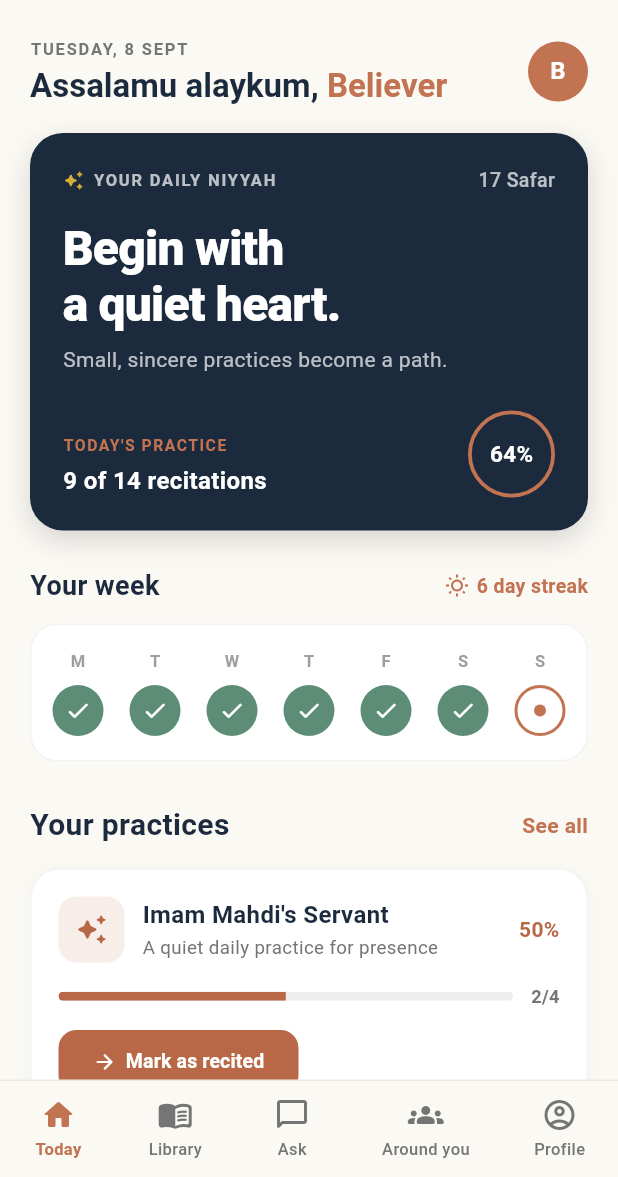
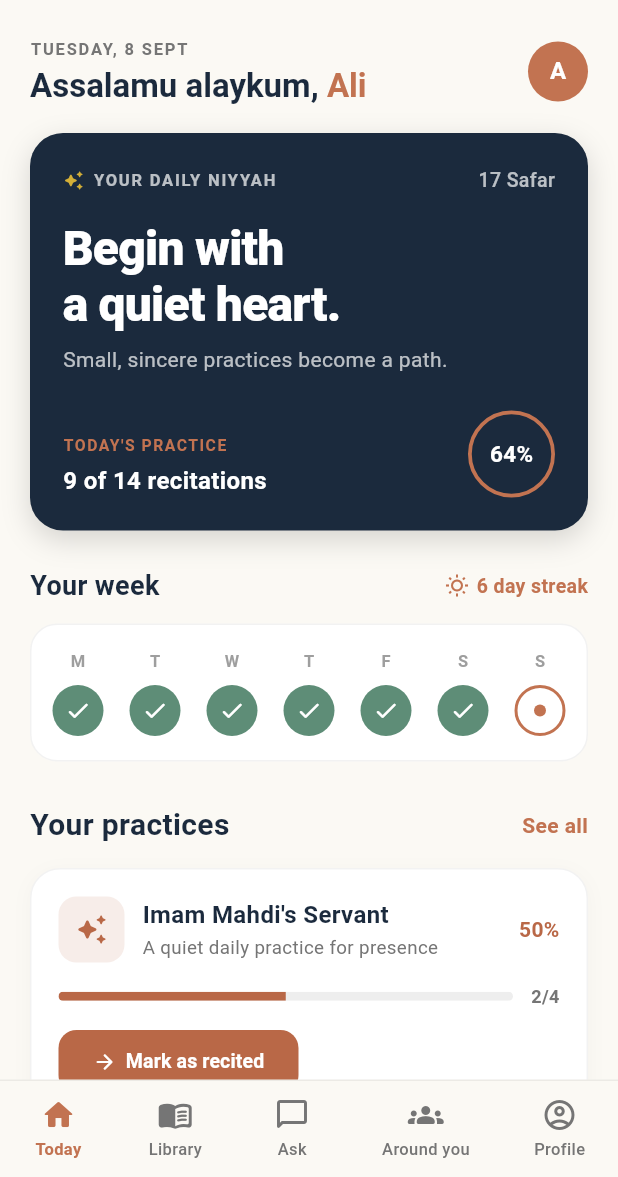
Before and after one commit to SayedAayan/Shia-Muntazir-AI-App, a Flutter app: the screen it shows once a user with an empty profile is signed in, on a phone screen of 412 x 824 dp, the part 59-1236 px from its top. Run offline on Flutter 3.47's test engine with Material 3 defaults, Android fonts, the phone set to English and light mode, and no system bars; our stand-ins replace cloud_firestore, firebase_auth, firebase_core, flutter_dotenv, flutter_riverpod, go_router and 1 more; accounts and stored records are empty.

Commit message:
feat(ui): update fallback greeting name from Zahra to dynamic user profile name with Ali fallback

```diff
--- a/lib/screens/home/home_screen.dart
+++ b/lib/screens/home/home_screen.dart
@@ -50,8 +50,8 @@ class HomeScreen extends ConsumerWidget {
       ),
       body: userProfileAsync.when(
         data: (user) {
-          final greetingName = user?.name.isNotEmpty == true ? user!.name : 'Believer';
-          final initial = greetingName.isNotEmpty ? greetingName[0].toUpperCase() : 'M';
+          final greetingName = user?.name.isNotEmpty == true ? user!.name : 'Ali';
+          final initial = greetingName.isNotEmpty ? greetingName[0].toUpperCase() : 'A';
 
           return ListView(
             padding: const EdgeInsets.symmetric(horizontal: 20.0, vertical: 8.0),
```
